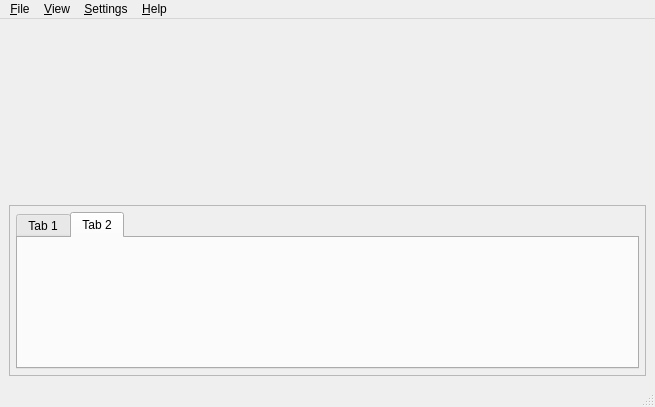
The window that branches/julian/android/src/GUI-QT/mainwindow.ui (mmjee/dream-patched) describes before a commit, drawn with Qt 5.
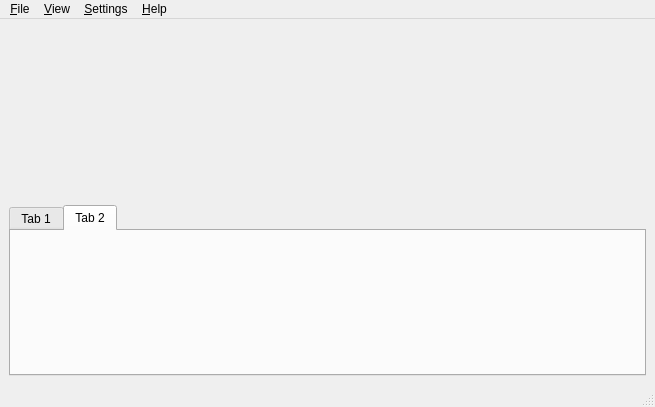
The same window after the commit. The open tabs and pages were chosen to show the change. Icons and pictures are not drawn. Custom widgets are drawn as their Qt base class.

Diff of the .ui file:
```diff
--- a/branches/julian/android/src/GUI-QT/mainwindow.ui
+++ b/branches/julian/android/src/GUI-QT/mainwindow.ui
@@ -30,49 +30,6 @@
      </widget>
     </item>
     <item row="1" column="0">
-     <widget class="QFrame" name="FrameServiceSelectors">
-      <property name="frameShape">
-       <enum>QFrame::StyledPanel</enum>
-      </property>
-      <property name="frameShadow">
-       <enum>QFrame::Raised</enum>
-      </property>
-      <layout class="QVBoxLayout" name="_2">
-       <property name="spacing">
-        <number>6</number>
-       </property>
-       <property name="leftMargin">
-        <number>6</number>
-       </property>
-       <property name="topMargin">
-        <number>6</number>
-       </property>
-       <property name="rightMargin">
-        <number>6</number>
-       </property>
-       <property name="bottomMargin">
-        <number>6</number>
-       </property>
-       <item>
-        <layout class="QHBoxLayout" name="_3">
-         <property name="spacing">
-          <number>6</number>
-         </property>
-         <property name="leftMargin">
-          <number>0</number>
-         </property>
-         <property name="topMargin">
-          <number>0</number>
-         </property>
-         <property name="rightMargin">
-          <number>0</number>
-         </property>
-         <property name="bottomMargin">
-          <number>0</number>
-         </property>
-        </layout>
-       </item>
-       <item>
         <widget class="QTabWidget" name="serviceTabs">
          <widget class="QWidget" name="tab">
           <attribute name="title">
@@ -88,9 +45,6 @@
        </item>
       </layout>
      </widget>
-    </item>
-   </layout>
-  </widget>
   <widget class="QStatusBar" name="statusbar"/>
   <widget class="QMenuBar" name="menubar">
    <property name="geometry">
```
Left out of the diff: 16 changed lines with no effect on the pictures. Lines whose indentation alone changed are shown as unchanged.
